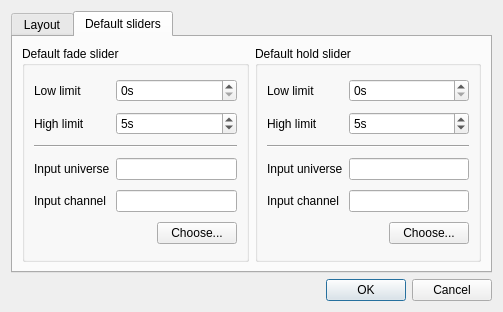
First picture: the form in ui/src/vcproperties.ui, repository Andersbakken/qlc, before the edit.
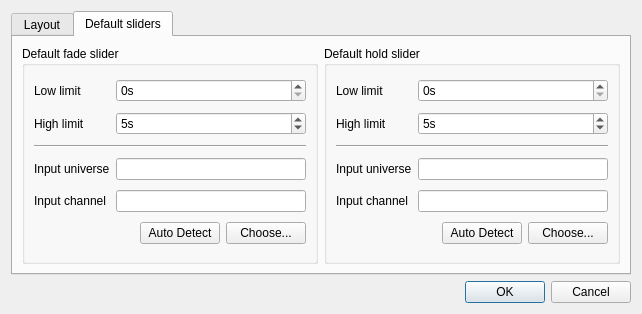
Second picture: the form after the edit. The open tabs and pages were chosen to show the change.

Commit message: Added "Auto Detect" buttons to VCButtonProperties, VCSliderProperties and VCProperties dialogs. Now user can just click the "Auto Detect" button and wiggle an external slider/knob/button to get that control assigned to a virtual console widget quickly.

Patch:
```diff
--- a/ui/src/vcproperties.ui
+++ b/ui/src/vcproperties.ui
@@ -1,12 +1,12 @@
 <ui version="4.0" >
  <class>VCPropertiesEditor</class>
- <widget class="QDialog" name="VCPropertiesEditor" >
-  <property name="geometry" >
+ <widget class="QDialog" name="VCPropertiesEditor">
+  <property name="geometry">
    <rect>
     <x>0</x>
     <y>0</y>
-    <width>503</width>
-    <height>312</height>
+    <width>642</width>
+    <height>314</height>
    </rect>
   </property>
   <property name="windowTitle" >
@@ -159,9 +159,9 @@
             </property>
            </widget>
           </item>
-          <item row="0" column="1" colspan="2" >
-           <widget class="QSpinBox" name="m_fadeLowSpin" >
-            <property name="toolTip" >
+          <item row="0" column="1" colspan="3">
+           <widget class="QSpinBox" name="m_fadeLowSpin">
+            <property name="toolTip">
              <string>Lowest value that can be set to the 'fade' bus with the default sliders</string>
             </property>
             <property name="suffix" >
@@ -179,9 +179,9 @@
             </property>
            </widget>
           </item>
-          <item row="1" column="1" colspan="2" >
-           <widget class="QSpinBox" name="m_fadeHighSpin" >
-            <property name="toolTip" >
+          <item row="1" column="1" colspan="3">
+           <widget class="QSpinBox" name="m_fadeHighSpin">
+            <property name="toolTip">
              <string>Highest value that can be set to the 'fade' bus with the default sliders</string>
             </property>
             <property name="suffix" >
@@ -198,9 +198,9 @@
             </property>
            </widget>
           </item>
-          <item row="2" column="0" colspan="3" >
-           <widget class="Line" name="line" >
-            <property name="orientation" >
+          <item row="2" column="0" colspan="4">
+           <widget class="Line" name="line">
+            <property name="orientation">
              <enum>Qt::Horizontal</enum>
             </property>
            </widget>
@@ -212,9 +212,9 @@
             </property>
            </widget>
           </item>
-          <item row="3" column="1" colspan="2" >
-           <widget class="QLineEdit" name="m_fadeInputUniverseEdit" >
-            <property name="readOnly" >
+          <item row="3" column="1" colspan="3">
+           <widget class="QLineEdit" name="m_fadeInputUniverseEdit">
+            <property name="readOnly">
              <bool>true</bool>
             </property>
            </widget>
@@ -226,9 +226,9 @@
             </property>
            </widget>
           </item>
-          <item row="4" column="1" colspan="2" >
-           <widget class="QLineEdit" name="m_fadeInputChannelEdit" >
-            <property name="readOnly" >
+          <item row="4" column="1" colspan="3">
+           <widget class="QLineEdit" name="m_fadeInputChannelEdit">
+            <property name="readOnly">
              <bool>true</bool>
             </property>
            </widget>
@@ -246,13 +246,26 @@
             </property>
            </spacer>
           </item>
-          <item row="5" column="2" >
-           <widget class="QPushButton" name="m_chooseFadeInputButton" >
-            <property name="text" >
+          <item row="5" column="3">
+           <widget class="QPushButton" name="m_chooseFadeInputButton">
+            <property name="text">
              <string>Choose...</string>
             </property>
            </widget>
           </item>
+          <item row="5" column="2">
+           <widget class="QPushButton" name="m_autoDetectFadeInputButton">
+            <property name="toolTip">
+             <string>When toggled, you can move an external slider/knob to assign it to the default fade slider.</string>
+            </property>
+            <property name="text">
+             <string>Auto Detect</string>
+            </property>
+            <property name="checkable">
+             <bool>true</bool>
+            </property>
+           </widget>
+          </item>
          </layout>
         </widget>
        </item>
@@ -269,9 +282,9 @@
             </property>
            </widget>
           </item>
-          <item row="0" column="1" colspan="2" >
-           <widget class="QSpinBox" name="m_holdLowSpin" >
-            <property name="toolTip" >
+          <item row="0" column="1" colspan="3">
+           <widget class="QSpinBox" name="m_holdLowSpin">
+            <property name="toolTip">
              <string>Lowest value that can be set to the 'hold' bus with the default sliders</string>
             </property>
             <property name="suffix" >
@@ -289,9 +302,9 @@
             </property>
            </widget>
           </item>
-          <item row="1" column="1" colspan="2" >
-           <widget class="QSpinBox" name="m_holdHighSpin" >
-            <property name="toolTip" >
+          <item row="1" column="1" colspan="3">
+           <widget class="QSpinBox" name="m_holdHighSpin">
+            <property name="toolTip">
              <string>Highest value that can be set to the 'hold' bus with the default sliders</string>
             </property>
             <property name="suffix" >
@@ -308,9 +321,9 @@
             </property>
            </widget>
           </item>
-          <item row="2" column="0" colspan="3" >
-           <widget class="Line" name="line_2" >
-            <property name="orientation" >
+          <item row="2" column="0" colspan="4">
+           <widget class="Line" name="line_2">
+            <property name="orientation">
              <enum>Qt::Horizontal</enum>
             </property>
            </widget>
@@ -322,9 +335,9 @@
             </property>
            </widget>
           </item>
-          <item row="3" column="1" colspan="2" >
-           <widget class="QLineEdit" name="m_holdInputUniverseEdit" >
-            <property name="readOnly" >
+          <item row="3" column="1" colspan="3">
+           <widget class="QLineEdit" name="m_holdInputUniverseEdit">
+            <property name="readOnly">
              <bool>true</bool>
             </property>
            </widget>
@@ -336,9 +349,9 @@
             </property>
            </widget>
           </item>
-          <item row="4" column="1" colspan="2" >
-           <widget class="QLineEdit" name="m_holdInputChannelEdit" >
-            <property name="readOnly" >
+          <item row="4" column="1" colspan="3">
+           <widget class="QLineEdit" name="m_holdInputChannelEdit">
+            <property name="readOnly">
              <bool>true</bool>
             </property>
            </widget>
@@ -356,13 +369,26 @@
             </property>
            </spacer>
           </item>
-          <item row="5" column="2" >
-           <widget class="QPushButton" name="m_chooseHoldInputButton" >
-            <property name="text" >
+          <item row="5" column="3">
+           <widget class="QPushButton" name="m_chooseHoldInputButton">
+            <property name="text">
              <string>Choose...</string>
             </property>
            </widget>
           </item>
+          <item row="5" column="2">
+           <widget class="QPushButton" name="m_autoDetectHoldInputButton">
+            <property name="toolTip">
+             <string>When toggled, you can move an external slider/knob to assign it to the default hold slider.</string>
+            </property>
+            <property name="text">
+             <string>Auto Detect</string>
+            </property>
+            <property name="checkable">
+             <bool>true</bool>
+            </property>
+           </widget>
+          </item>
          </layout>
         </widget>
        </item>
```
Left out of the diff: 257 changed lines with no effect on the pictures. The commit also changes 8 other files.
